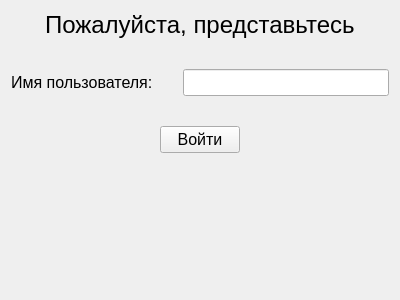
Qt form training/loginform.ui (TheMrButcher/offline-mentor) before a commit.
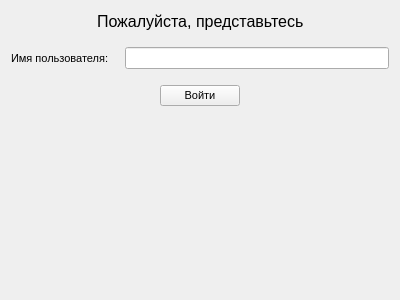
The same form after that commit.

Patch:
```diff
--- a/training/loginform.ui
+++ b/training/loginform.ui
@@ -15,7 +15,7 @@
   </property>
   <layout class="QVBoxLayout" name="verticalLayout">
    <property name="spacing">
-    <number>30</number>
+    <number>16</number>
    </property>
    <item>
     <layout class="QHBoxLayout" name="horizontalLayout_3">
@@ -36,7 +36,7 @@
       <widget class="QLabel" name="label_2">
        <property name="font">
         <font>
-         <pointsize>18</pointsize>
+         <pointsize>12</pointsize>
         </font>
        </property>
        <property name="text">
@@ -65,7 +65,7 @@
       <widget class="QLabel" name="label">
        <property name="font">
         <font>
-         <pointsize>12</pointsize>
+         <pointsize>8</pointsize>
         </font>
        </property>
        <property name="text">
@@ -77,7 +77,7 @@
       <widget class="QLineEdit" name="nameEdit">
        <property name="font">
         <font>
-         <pointsize>12</pointsize>
+         <pointsize>8</pointsize>
         </font>
        </property>
       </widget>
@@ -106,7 +106,7 @@
        </property>
        <property name="font">
         <font>
-         <pointsize>12</pointsize>
+         <pointsize>8</pointsize>
         </font>
        </property>
        <property name="text">
```
